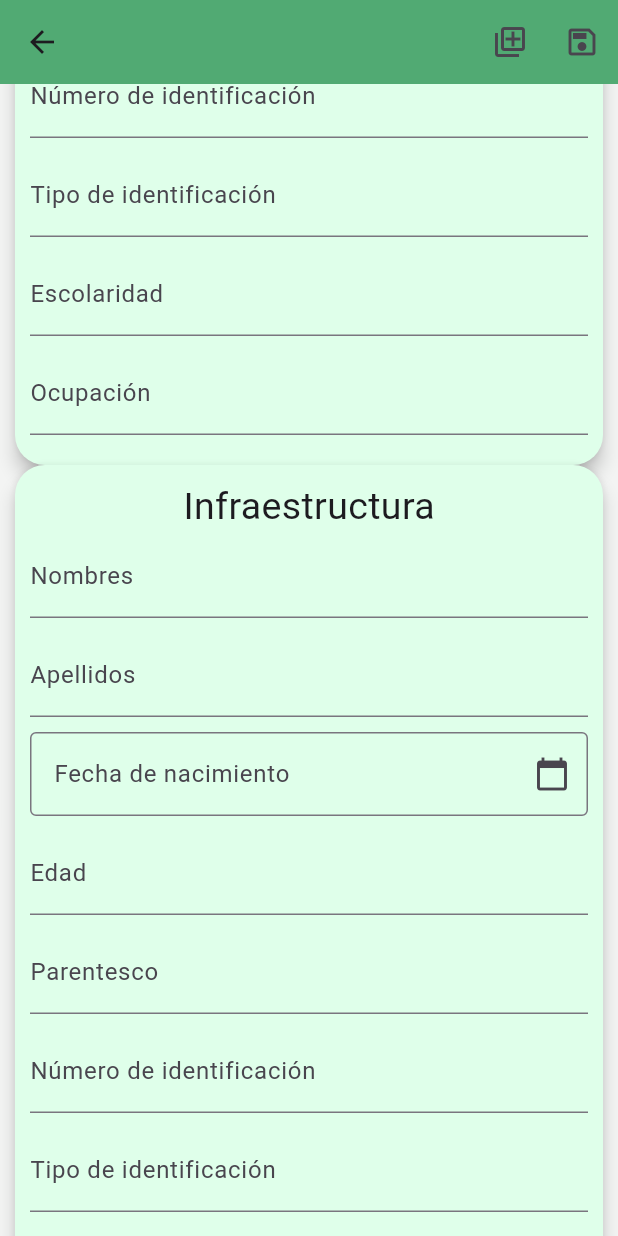
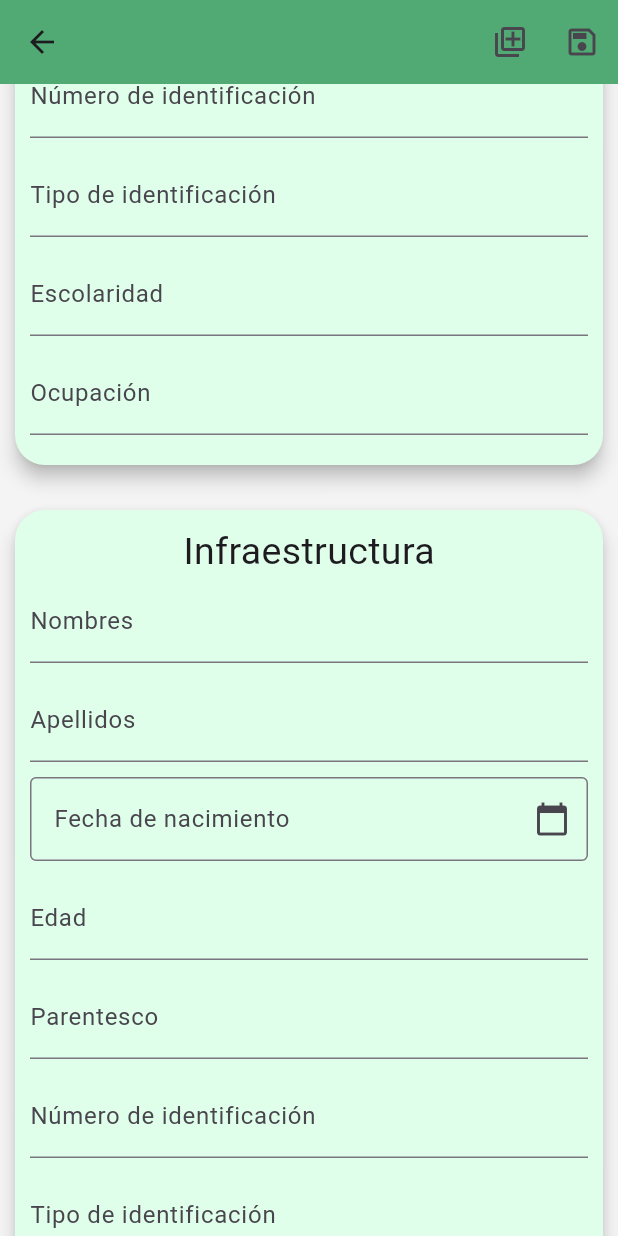
Before and after one commit to JuanFernandoMartinez/census-support-tool-app, a Flutter app: the screen it shows after launch, scrolled down 576 dp, on a phone screen of 412 x 824 dp. Run offline on Flutter 3.47's test engine with Material 3 defaults, Android fonts, the phone set to English and light mode, and no system bars; our stand-ins replace flutter_datetime_picker_plus; Roboto replaces fonts that are missing (Inria Sans).

Commit message:
feat: FormSheet dianmic generation

```diff
--- a/lib/src/app.dart
+++ b/lib/src/app.dart
@@ -14,7 +14,7 @@ class App extends StatelessWidget {
         useMaterial3: true,
       ),
       routes: {
-        '/': (context) => const FormAplicationScreen(
+        '/': (context) => FormAplicationScreen(
               title: "Censo socioeconómico",
               description:
                   "Este formulario tiene como objetivo recopilar información sobre las condiciones socioeconómicas de nuestra comunidad. Sus respuestas nos ayudarán a comprender mejor las necesidades de la población y a desarrollar programas y estrategias que mejoren la calidad de vida de todos.",
--- a/lib/src/screens/form_aplication/form_aplication.dart
+++ b/lib/src/screens/form_aplication/form_aplication.dart
@@ -1,11 +1,32 @@
+import 'package:census_support_tool_app/src/screens/form_aplication/components/date_form_field.dart';
+import 'package:census_support_tool_app/src/screens/form_aplication/components/text_form_field.dart';
 import 'package:census_support_tool_app/src/screens/form_aplication/form_sheet.dart';
 import 'package:flutter/material.dart';
 
 class FormAplicationScreen extends StatefulWidget {
   final String title;
   final String description;
+  final List<String> categories = ["Composición familiar", "Infraestructura"];
+  final List<Widget> fields = [
+    const FormTextField(labelText: 'Nombres', keyboardType: TextInputType.text),
+    const FormTextField(
+        labelText: 'Apellidos', keyboardType: TextInputType.text),
+    const FormDateField(labelText: 'Fecha de nacimiento'),
+    const FormTextField(labelText: 'Edad', keyboardType: TextInputType.text),
+    const FormTextField(
+        labelText: 'Parentesco', keyboardType: TextInputType.text),
+    const FormTextField(
+        labelText: 'Número de identificación',
+        keyboardType: TextInputType.number),
+    const FormTextField(
+        labelText: 'Tipo de identificación', keyboardType: TextInputType.text),
+    const FormTextField(
+        labelText: 'Escolaridad', keyboardType: TextInputType.text),
+    const FormTextField(
+        labelText: 'Ocupación', keyboardType: TextInputType.text),
+  ];
 
-  const FormAplicationScreen(
+  FormAplicationScreen(
       {required this.title, required this.description, super.key});
 
   @override
@@ -38,6 +59,7 @@ class _FormAplicationState extends State<FormAplicationScreen> {
             padding: const EdgeInsets.all(10),
             child: Column(
               mainAxisAlignment: MainAxisAlignment.start,
+              mainAxisSize: MainAxisSize.min,
               children: [
                 Text(
                   widget.title,
@@ -48,8 +70,22 @@ class _FormAplicationState extends State<FormAplicationScreen> {
                   textAlign: TextAlign.left,
                 ),
                 Text(widget.description),
-                FormSheet(category: "Composición familiar"),
-                FormSheet(category: "Infraestructura"),
+                Flexible(
+                    child: ListView.builder(
+                  physics: const NeverScrollableScrollPhysics(),
+                  shrinkWrap: true,
+                  itemCount: widget.categories.length,
+                  itemBuilder: ((context, index) {
+                    return Column(
+                      children: [
+                        FormSheet(
+                            category: widget.categories[index],
+                            formFields: widget.fields),
+                        const SizedBox(height: 30)
+                      ],
+                    );
+                  }),
+                ))
               ],
             ),
           ),
--- a/lib/src/screens/form_aplication/form_sheet.dart
+++ b/lib/src/screens/form_aplication/form_sheet.dart
@@ -7,28 +7,12 @@ import 'package:flutter/widgets.dart';
 class FormSheet extends StatelessWidget {
   final String category;
 
-  final List<Widget> formFields = [
-    const FormTextField(labelText: 'Nombres', keyboardType: TextInputType.text),
-    const FormTextField(
-        labelText: 'Apellidos', keyboardType: TextInputType.text),
-    const FormDateField(labelText: 'Fecha de nacimiento'),
-    const FormTextField(labelText: 'Edad', keyboardType: TextInputType.text),
-    const FormTextField(
-        labelText: 'Parentesco', keyboardType: TextInputType.text),
-    const FormTextField(
-        labelText: 'Número de identificación',
-        keyboardType: TextInputType.number),
-    const FormTextField(
-        labelText: 'Tipo de identificación', keyboardType: TextInputType.text),
-    const FormTextField(
-        labelText: 'Escolaridad', keyboardType: TextInputType.text),
-    const FormTextField(
-        labelText: 'Ocupación', keyboardType: TextInputType.text),
-  ];
+  final List<Widget> formFields;
 
-  FormSheet({
+  const FormSheet({
     super.key,
     required this.category,
+    required this.formFields,
   });
 
   @override
```
